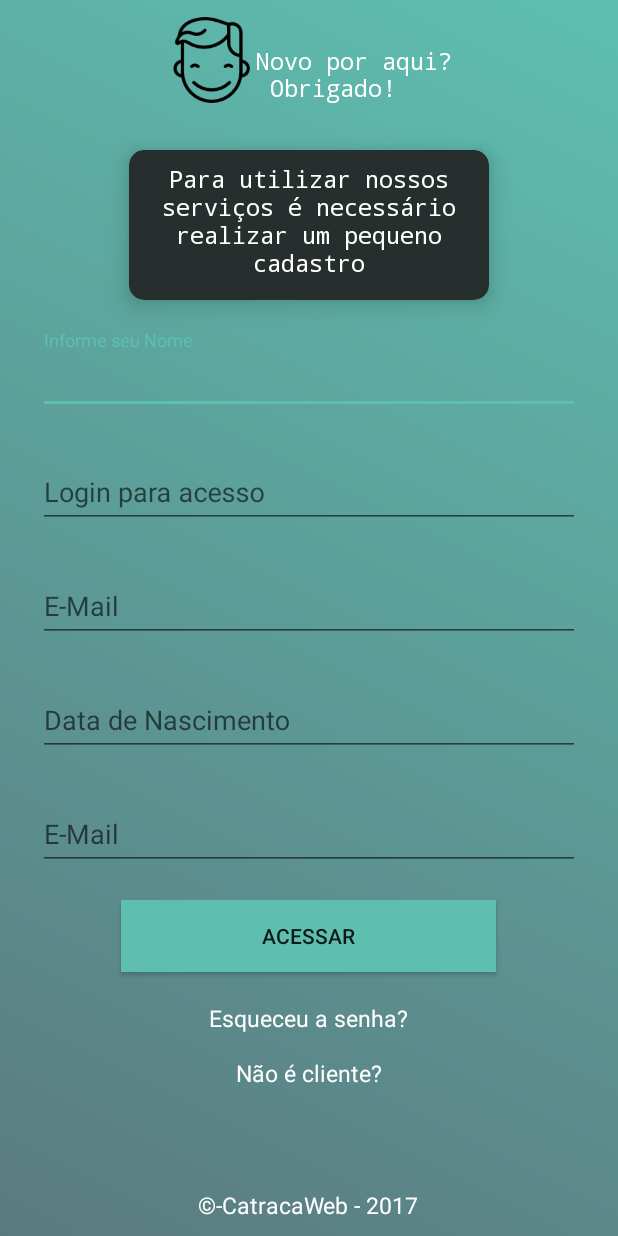
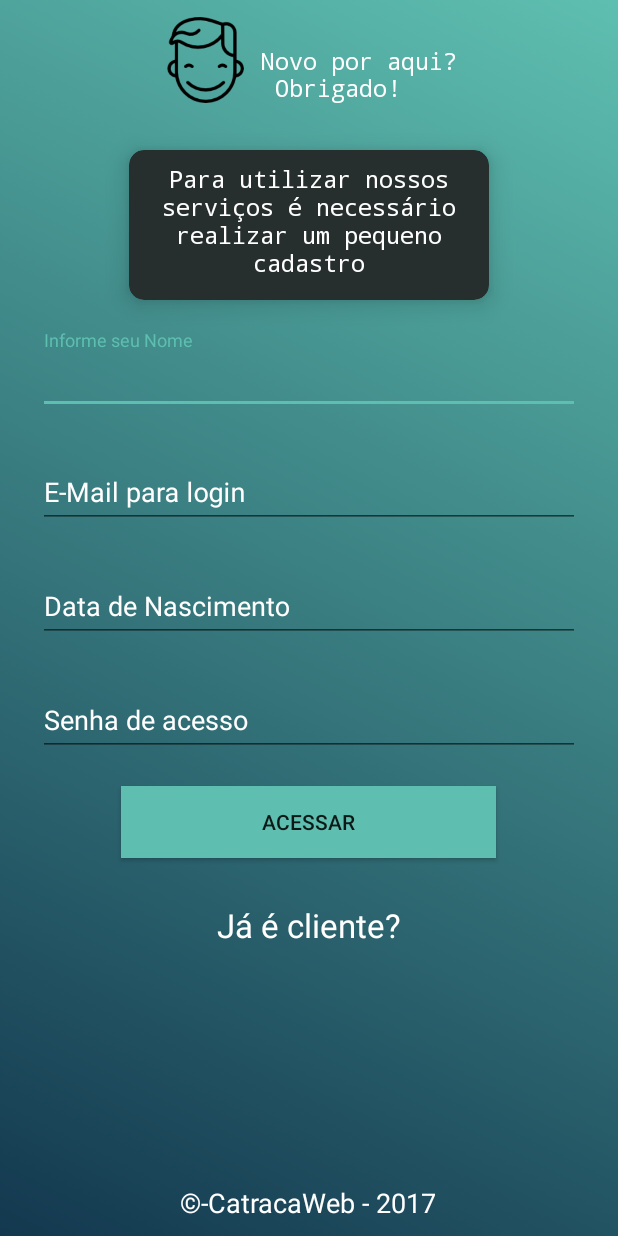
Before and after one commit to rafafreitas/catraca_web_app, an Android app: the layout activity_new_client.xml on its own in the app's theme, with its tools: preview values and no code run, on a phone screen of 412 x 824 dp. Run offline under Robolectric (Android 15) with nearby library versions, the phone set to English and light mode, and no system bars.

Commit message:
Realizado ajustes na tela de cadastro para novo cliente.

```diff
--- a/app/src/main/java/com/example/rafael/catraca_web_app/MainActivity.java
+++ b/app/src/main/java/com/example/rafael/catraca_web_app/MainActivity.java
@@ -8,6 +8,6 @@ public class MainActivity extends AppCompatActivity {
     @Override
     protected void onCreate(Bundle savedInstanceState) {
         super.onCreate(savedInstanceState);
-        setContentView(R.layout.activity_main);
+        setContentView(R.layout.activity_new_client);
     }
 }
--- a/app/src/main/res/drawable/main_background_selector.xml
+++ b/app/src/main/res/drawable/main_background_selector.xml
@@ -2,9 +2,10 @@
 <selector xmlns:android="http://schemas.android.com/apk/res/android">
     <item>
         <shape>
+            <!--android:startColor="#5b7a80"-->
             <gradient
                 android:angle="45"
-                android:startColor="#5b7a80"
+                android:startColor="#13384F"
                 android:endColor="#5EBFB0"
                 android:type="linear" />
         </shape>
--- a/app/src/main/res/layout/activity_main.xml
+++ b/app/src/main/res/layout/activity_main.xml
@@ -60,7 +60,7 @@
                 android:maxLines="1"
                 android:layout_width="match_parent"
                 android:layout_height="wrap_content"
-                android:hint="@string/hint_login"
+                android:hint="@string/hint_email"
 
                 />
 
--- a/app/src/main/res/layout/activity_new_client.xml
+++ b/app/src/main/res/layout/activity_new_client.xml
@@ -40,6 +40,7 @@
                 android:textColor="@color/colorWhite"
                 android:textSize="15dp"
                 android:layout_marginTop="20dp"
+                android:layout_marginLeft="7dp"
                 />
 
 
@@ -87,29 +88,6 @@
                 android:layout_width="match_parent"
                 android:layout_height="wrap_content"
                 android:hint="@string/hint_nome"
-
-                />
-
-        </android.support.design.widget.TextInputLayout>
-
-        <android.support.design.widget.TextInputLayout
-            android:id="@+id/input_layout_login"
-            android:layout_width="match_parent"
-            android:layout_height="wrap_content"
-            android:layout_marginTop="20dp"
-            android:paddingRight="15dp"
-            android:paddingLeft="15dp"
-            >
-
-            <EditText
-                android:id="@+id/input_login"
-                android:inputType="text"
-                android:imeOptions="actionNext"
-                android:maxLines="1"
-                android:layout_width="match_parent"
-                android:layout_height="wrap_content"
-                android:hint="@string/hint_login_cad"
-
                 />
 
         </android.support.design.widget.TextInputLayout>
@@ -130,8 +108,7 @@
                 android:maxLines="1"
                 android:layout_width="match_parent"
                 android:layout_height="wrap_content"
-                android:hint="@string/hint_email"
-
+                android:hint="@string/hint_email_cad"
                 />
 
         </android.support.design.widget.TextInputLayout>
@@ -143,7 +120,6 @@
             android:layout_marginTop="20dp"
             android:paddingRight="15dp"
             android:paddingLeft="15dp"
-
             >
 
             <EditText
@@ -176,7 +152,7 @@
                 android:maxLines="1"
                 android:layout_width="match_parent"
                 android:layout_height="wrap_content"
-                android:hint="@string/hint_email"
+                android:hint="@string/hint_pass_cad"
 
                 />
 
@@ -189,25 +165,16 @@
             android:text="@string/btn_access"
             android:background="@color/color_btn"
             android:layout_marginTop="20dp"
-
-            />
-        <TextView
-            android:layout_width="wrap_content"
-            android:layout_height="wrap_content"
-            android:layout_gravity="center"
-            android:layout_marginTop="20dp"
-            android:textSize="7pt"
-            android:text="@string/btn_forgot"
-            android:textColor="@color/colorWhite"
             />
 
         <TextView
             android:layout_width="wrap_content"
             android:layout_height="wrap_content"
             android:layout_gravity="center"
-            android:layout_marginTop="15dp"
-            android:textSize="7pt"
-            android:text="@string/btn_new_client"
+            android:layout_marginTop="30dp"
+            android:layout_marginBottom="30dp"
+            android:textSize="10pt"
+            android:text="@string/btn_client"
             android:textColor="@color/colorWhite"
             />
 
@@ -220,7 +187,7 @@
                 android:layout_width="wrap_content"
                 android:layout_height="wrap_content"
                 android:layout_alignParentBottom="true"
-                android:textSize="7pt"
+                android:textSize="8pt"
                 android:text="@string/info_copyright"
                 android:textColor="@color/colorWhite"
 
@@ -229,7 +196,4 @@
         </RelativeLayout>
 
     </LinearLayout>
-
-
-
 </ScrollView>
--- a/app/src/main/res/values/colors.xml
+++ b/app/src/main/res/values/colors.xml
@@ -1,13 +1,14 @@
 <?xml version="1.0" encoding="utf-8"?>
 <resources>
     <!-- Accent FF4081-->
+    <!-- Accent 5EBFB0-->
     <color name="colorPrimary">#3F51B5</color>
     <color name="colorPrimaryDark">#303F9F</color>
     <color name="colorAccent">#5EBFB0</color>
 
     <color name="colorWhite">#FFFFFF</color>
     <color name="colorBlack">#000000</color>
-    <color name="colorNPrimary">#3a9090</color>
+    <color name="colorNPrimary">#347979</color>
     <color name="colorNPrimaryDark">#262e2e</color>
 
     <!-- Padrões -->
--- a/app/src/main/res/values/strings.xml
+++ b/app/src/main/res/values/strings.xml
@@ -4,13 +4,15 @@
     <string name="app_name_ok">CatracaWeb</string>
     <!-- Inputs -->
     <string name="hint_nome">Informe seu Nome</string>
-    <string name="hint_login">Login</string>
-    <string name="hint_login_cad">Login para acesso</string>
+    <string name="hint_email_cad">E-Mail para login</string>
+    <string name="hint_pass_cad">Senha de acesso</string>
+    <string name="hint_email">E-Mail</string>
     <string name="hint_pass">Senha</string>
     <string name="hint_date">Data de Nascimento</string>
-    <string name="hint_email">E-Mail</string>
+
     <!-- Botões -->
     <string name="btn_access">Acessar</string>
+    <string name="btn_client">Já é cliente?</string>
     <string name="btn_forgot">Esqueceu a senha?</string>
     <string name="btn_new_client">Não é cliente?</string>
     <string name="btn_reset_pass">Receber nova senha</string>
--- a/app/src/main/res/values/styles.xml
+++ b/app/src/main/res/values/styles.xml
@@ -5,6 +5,9 @@
         <item name="colorPrimary">@color/colorNPrimary</item>
         <item name="colorPrimaryDark">@color/colorNPrimaryDark</item>
         <item name="colorAccent">@color/colorAccent</item>
+        <item name="android:textColorHint">@color/colorWhite</item>
     </style>
 
+
+
 </resources>
```
Also changed, not shown: 1 other file.
